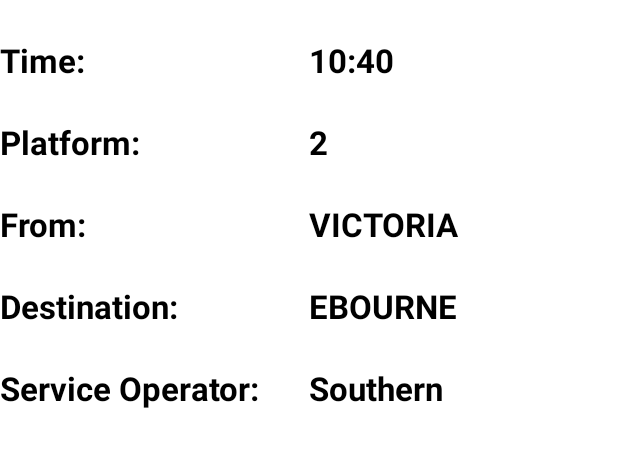
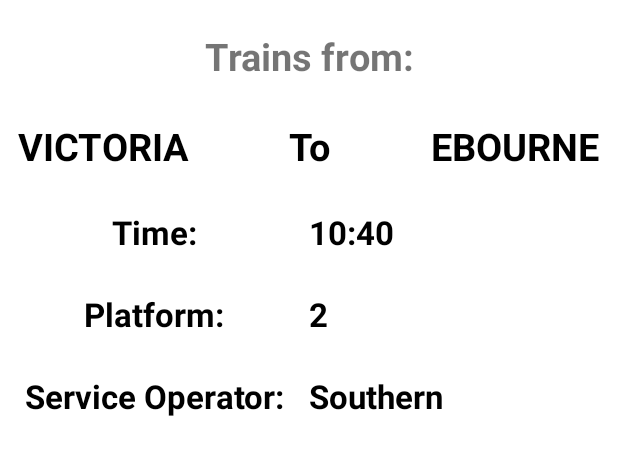
Before and after one commit to chukaOkoye/traintimesapp, an Android app: the DisplayTimesActivity screen opened directly, with no data from a screen before it, on a phone screen of 412 x 824 dp, the part 84-559 px from its top. Run offline under Robolectric (Android 15) with nearby library versions, the phone set to English and light mode, and no system bars; network calls fail; 2 statements that could not run were skipped.

Commit message:
style: rework DisplayTimesActivity layout for multiple times

```diff
--- a/app/src/main/java/com/example/traintimes/view/DisplayTimesActivity.kt
+++ b/app/src/main/java/com/example/traintimes/view/DisplayTimesActivity.kt
@@ -78,9 +78,19 @@ class DisplayTimesActivity : AppCompatActivity() {
             findViewById<LinearLayout>(R.id.error_view).visibility = View.VISIBLE
             findViewById<LinearLayout>(R.id.train_info).visibility = View.GONE
         } else {
-            val currentTime = body.services!![0].locationDetail.gbttBookedDeparture
-            val hour = currentTime.substring(0, 2)
-            val minutes = currentTime.substring(2, 4)
+            val currentTime1 = body.services!![0].locationDetail.gbttBookedDeparture
+            val currentTime2 = body.services!![1].locationDetail.gbttBookedDeparture
+            val currentTime3 = body.services!![2].locationDetail.gbttBookedDeparture
+            val currentTime4 = body.services!![3].locationDetail.gbttBookedDeparture
+            val currentTime5 = body.services!![4].locationDetail.gbttBookedDeparture
+
+
+
+
+
+
+            val hour = currentTime1.substring(0, 2)
+            val minutes = currentTime1.substring(2, 4)
             editableTime.text = getString(R.string.currentTime, hour, minutes)
             editablePlatform.text = body.services!![0].locationDetail.platform
             editableFrom.text = body.services!![0].locationDetail.description
--- a/app/src/main/res/layout/activity_display_times.xml
+++ b/app/src/main/res/layout/activity_display_times.xml
@@ -24,6 +24,66 @@
     android:layout_height="match_parent"
     android:orientation="vertical">
 
+    <TextView
+        android:layout_width="match_parent"
+        android:layout_height="wrap_content"
+        android:gravity="center"
+        android:text="Trains from:"
+        android:textSize="25sp"
+        android:paddingTop="20dp"
+        android:textStyle="bold"
+        />
+    <LinearLayout
+        android:layout_width="match_parent"
+        android:layout_height="wrap_content"
+        android:orientation="horizontal"
+        android:layout_gravity="center">
+
+        <TextView
+            android:id="@+id/editable_from"
+            android:layout_width="match_parent"
+            android:layout_height="wrap_content"
+            android:layout_marginTop="25dp"
+            android:textColor="@android:color/black"
+            android:textSize="25sp"
+            android:textStyle="bold"
+            android:layout_weight="3"
+            android:text="VICTORIA"
+            android:textAlignment="center"
+            tools:ignore="MissingConstraints" />
+        <TextView
+
+            android:layout_width="match_parent"
+            android:layout_height="wrap_content"
+            android:layout_marginTop="25dp"
+            android:textColor="@android:color/black"
+            android:textSize="25sp"
+            android:textStyle="bold"
+            android:layout_weight="3"
+            android:textAlignment="center"
+            android:text="To"
+            tools:ignore="MissingConstraints" />
+
+        <TextView
+            android:id="@+id/editable_destination"
+            android:layout_width="match_parent"
+            android:layout_height="wrap_content"
+            android:layout_marginTop="25dp"
+            android:textColor="@android:color/black"
+            android:textSize="25sp"
+            android:textStyle="bold"
+            android:layout_weight="3"
+            android:text="EBOURNE"
+            android:textAlignment="center"
+            tools:ignore="MissingConstraints" />
+
+
+    </LinearLayout>
+
+
+
+
+
 
     <LinearLayout
         android:layout_width="match_parent"
@@ -40,6 +100,7 @@
             android:textSize="22sp"
             android:textStyle="bold"
             android:text="@string/time"
+            android:textAlignment="center"
             tools:ignore="MissingConstraints" />
 
         <TextView
@@ -52,6 +113,7 @@
             android:textSize="22sp"
             android:textStyle="bold"
             android:text="10:40"
+
             tools:ignore="MissingConstraints"
             tools:text="10:20"/>
 
@@ -73,6 +135,7 @@
             android:textStyle="bold"
             android:layout_weight="3"
             android:text="@string/platform"
+            android:textAlignment="center"
             tools:ignore="MissingConstraints" />
 
         <TextView
@@ -90,71 +153,6 @@
 
     </LinearLayout>
 
-
-
-
-    <LinearLayout
-        android:layout_width="match_parent"
-        android:layout_height="wrap_content"
-        android:orientation="horizontal">
-
-        <TextView
-            android:id="@+id/from"
-            android:layout_width="match_parent"
-            android:layout_height="wrap_content"
-            android:layout_marginTop="25dp"
-            android:textColor="@android:color/black"
-            android:textSize="22sp"
-            android:textStyle="bold"
-            android:layout_weight="3"
-            android:text="@string/from"
-            tools:ignore="MissingConstraints" />
-
-        <TextView
-            android:id="@+id/editable_from"
-            android:layout_width="match_parent"
-            android:layout_height="wrap_content"
-            android:layout_marginTop="25dp"
-            android:textColor="@android:color/black"
-            android:textSize="22sp"
-            android:textStyle="bold"
-            android:layout_weight="3"
-            android:text="VICTORIA"
-            tools:ignore="MissingConstraints" />
-    </LinearLayout>
-
-
-    <LinearLayout
-        android:layout_width="match_parent"
-        android:layout_height="wrap_content"
-        android:orientation="horizontal">
-
-        <TextView
-            android:id="@+id/destination"
-            android:layout_width="match_parent"
-            android:layout_height="wrap_content"
-            android:layout_marginTop="25dp"
-            android:textColor="@android:color/black"
-            android:textSize="22sp"
-            android:textStyle="bold"
-            android:layout_weight="3"
-            android:text="@string/destination"
-            tools:ignore="MissingConstraints" />
-        <TextView
-            android:id="@+id/editable_destination"
-            android:layout_width="match_parent"
-            android:layout_height="wrap_content"
-            android:layout_marginTop="25dp"
-            android:textColor="@android:color/black"
-            android:textSize="22sp"
-            android:textStyle="bold"
-            android:layout_weight="3"
-            android:text="EBOURNE"
-            tools:ignore="MissingConstraints" />
-
-    </LinearLayout>
-
-
     <LinearLayout
         android:layout_width="match_parent"
         android:layout_height="wrap_content"
@@ -170,6 +168,7 @@
             android:layout_weight="3"
             android:textStyle="bold"
             android:text="@string/service_operator"
+            android:textAlignment="center"
             tools:ignore="MissingConstraints" />
 
         <TextView
--- a/app/src/main/res/layout/activity_main.xml
+++ b/app/src/main/res/layout/activity_main.xml
@@ -32,7 +32,7 @@
         android:id="@+id/fromStation"
         android:layout_width="match_parent"
         android:layout_height="wrap_content"
-        android:hint="e.g. VIC"
+        android:hint="e.g. London Victoria"
         android:inputType="textCapWords"
         android:textColor="#363A43"
         android:textColorHint="#7A8089"
@@ -54,7 +54,7 @@
         android:id="@+id/toStation"
         android:layout_width="match_parent"
         android:layout_height="wrap_content"
-        android:hint="e.g. BTN"
+        android:hint="e.g. Brighton"
         android:inputType="textCapWords"
         android:textColor="#363A43"
         android:textColorHint="#7A8089"
```
